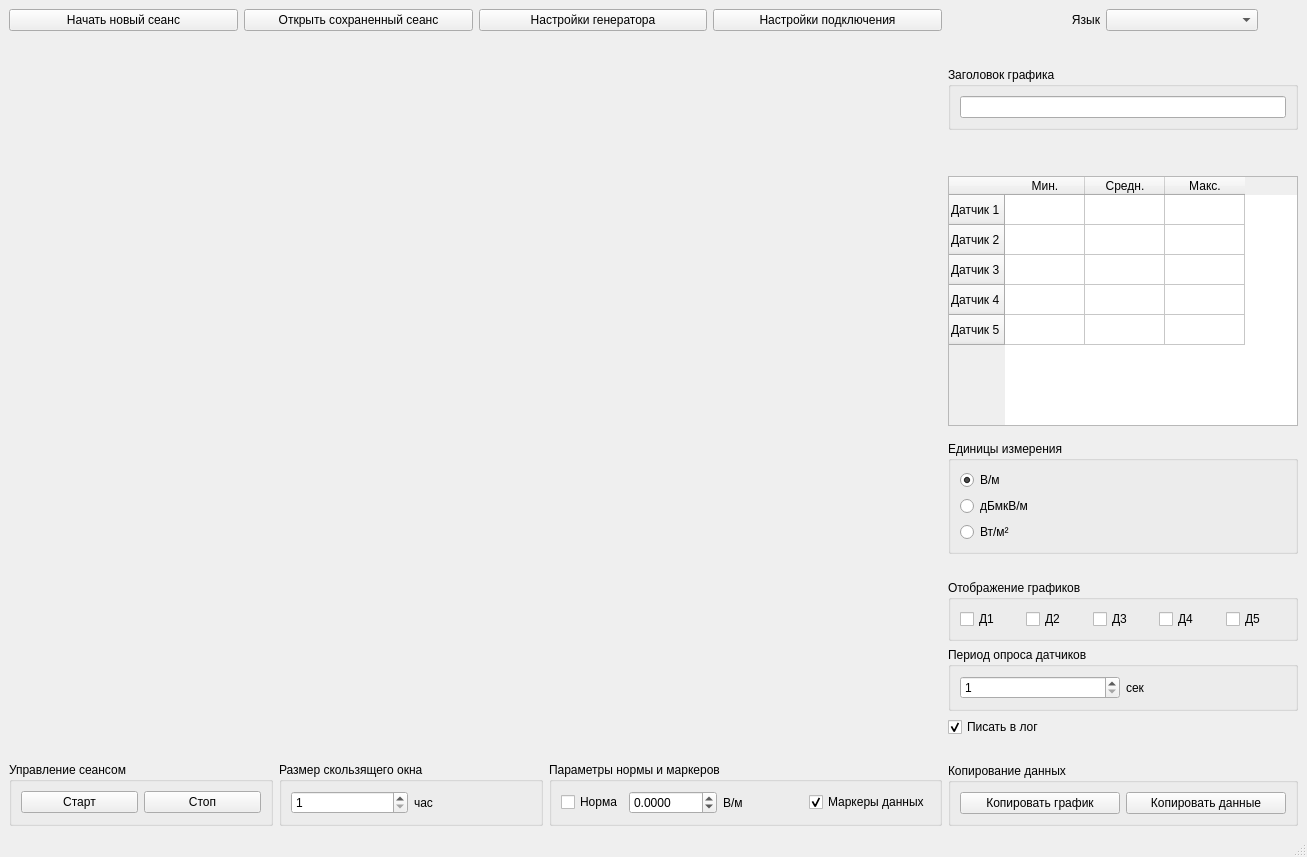
The window that smef/mainwindow.ui (CrinitusFeles/SMEF) describes before a commit, drawn with Qt 5.
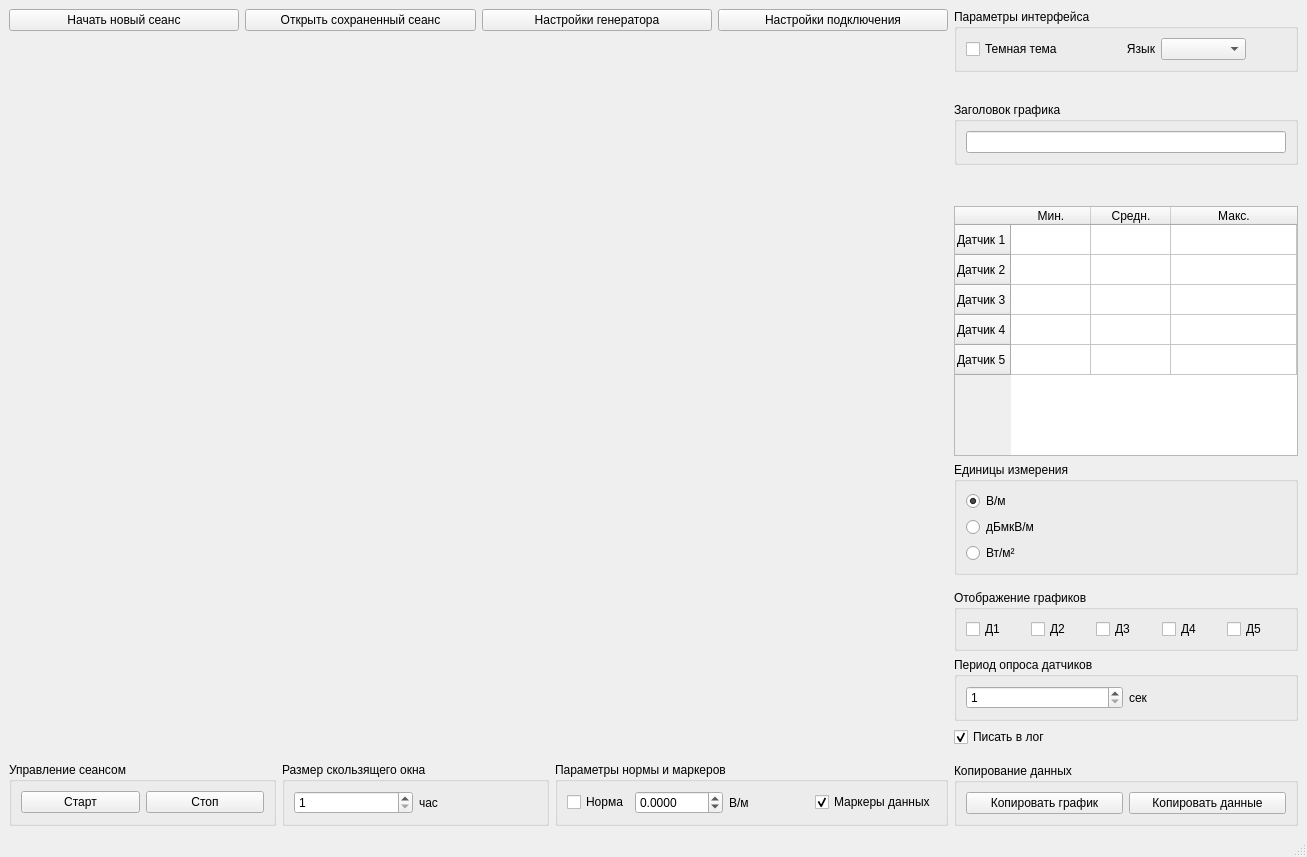
The same window after the commit. Custom widgets are drawn as their Qt base class.

Commit message: feat: added dark theme and small fixes

Patch:
```diff
--- a/smef/mainwindow.ui
+++ b/smef/mainwindow.ui
@@ -196,7 +196,20 @@
         <item>
          <layout class="QVBoxLayout" name="verticalLayout_5">
           <item>
+           <widget class="QGroupBox" name="groupBox_9">
+            <property name="title">
+             <string>Параметры интерфейса</string>
+            </property>
+            <layout class="QHBoxLayout" name="horizontalLayout_14">
+             <item>
            <layout class="QHBoxLayout" name="horizontalLayout_10">
+               <item>
+                <widget class="QCheckBox" name="dark_theme_checkbox">
+                 <property name="text">
+                  <string>Темная тема</string>
+                 </property>
+                </widget>
+               </item>
             <item>
              <widget class="QLabel" name="label_3">
               <property name="sizePolicy">
@@ -241,6 +254,9 @@
             </item>
            </layout>
           </item>
+            </layout>
+           </widget>
+          </item>
           <item>
            <spacer name="verticalSpacer_2">
             <property name="orientation">
@@ -268,6 +284,12 @@
                  <verstretch>0</verstretch>
                 </sizepolicy>
                </property>
+               <property name="minimumSize">
+                <size>
+                 <width>320</width>
+                 <height>0</height>
+                </size>
+               </property>
                <property name="maximumSize">
                 <size>
                  <width>380</width>
@@ -297,20 +319,20 @@
         <item>
          <widget class="QTableWidget" name="minmax_values_table">
           <property name="sizePolicy">
-           <sizepolicy hsizetype="Fixed" vsizetype="Expanding">
+           <sizepolicy hsizetype="Preferred" vsizetype="Expanding">
             <horstretch>0</horstretch>
             <verstretch>0</verstretch>
            </sizepolicy>
           </property>
           <property name="minimumSize">
            <size>
-            <width>350</width>
+            <width>300</width>
             <height>250</height>
            </size>
           </property>
           <property name="maximumSize">
            <size>
-            <width>350</width>
+            <width>450</width>
             <height>230</height>
            </size>
           </property>
@@ -320,6 +342,9 @@
           <attribute name="horizontalHeaderDefaultSectionSize">
            <number>80</number>
           </attribute>
+          <attribute name="horizontalHeaderStretchLastSection">
+           <bool>true</bool>
+          </attribute>
           <row>
            <property name="text">
             <string>Датчик 1</string>
```
Lines whose indentation alone changed are shown as unchanged. The commit also changes 26 other files.
